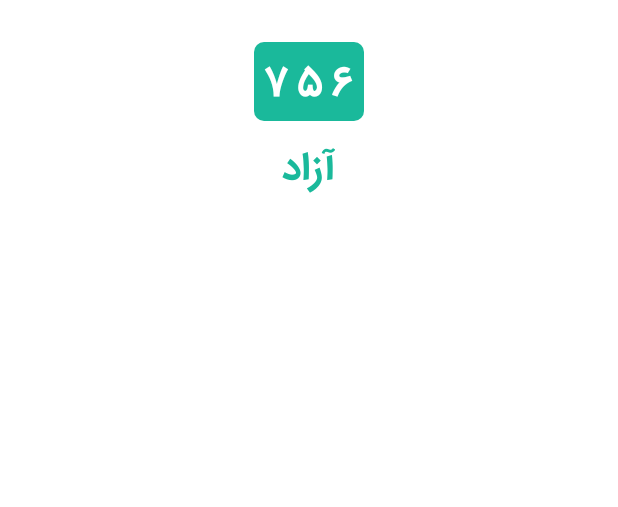
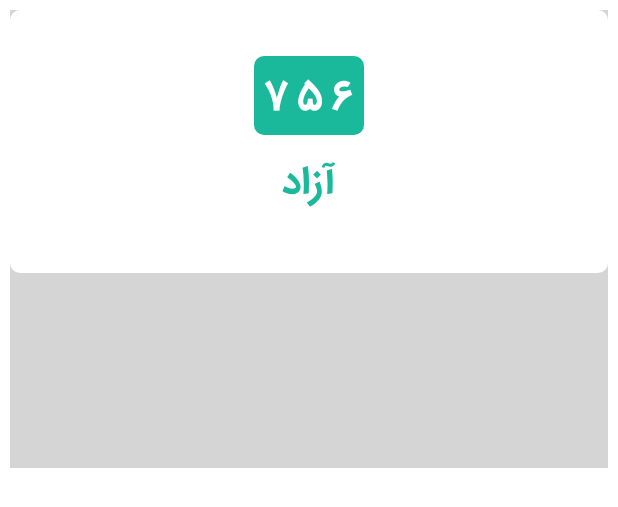
Before and after one commit to navidtahmaasbi/Java-xml-to-kotlin-jetpackcompose, an Android app: the layout free_park_item.xml on its own in the app's theme, with its tools: preview values and no code run, on a phone screen of 412 x 824 dp. Shown: the top 507 px of the screen. Run offline under Robolectric (Android 15) with nearby library versions, the phone set to English and light mode, and no system bars; network calls fail.

Commit message:
Add marginBottom to places list last row

```diff
--- a/app/src/main/res/layout/free_park_item.xml
+++ b/app/src/main/res/layout/free_park_item.xml
@@ -1,39 +1,55 @@
 <?xml version="1.0" encoding="utf-8"?>
 <LinearLayout xmlns:android="http://schemas.android.com/apk/res/android"
     android:layout_width="match_parent"
-    android:layout_height="@dimen/_120sdp"
+    android:layout_height="wrap_content"
+    android:layout_margin="@dimen/_5sdp"
+    android:gravity="center"
+    android:layoutDirection="ltr"
     android:orientation="vertical"
-    android:layout_margin="@dimen/_5sdp"
-    android:layoutDirection="ltr"
+    android:background="@color/gray">
+
+    <androidx.appcompat.widget.LinearLayoutCompat
         android:gravity="center"
-    android:background="@drawable/white_bg_5">
+        android:layout_width="match_parent"
+        android:layout_height="@dimen/_135sdp"
+        android:background="@drawable/white_bg_5"
+        android:orientation="vertical">
 
         <TextView
             android:id="@+id/place_number"
-        android:paddingRight="@dimen/_5sdp"
-        android:paddingLeft="@dimen/_5sdp"
-        android:background="@drawable/green_number_bg"
             android:layout_width="wrap_content"
             android:layout_height="wrap_content"
+            android:layout_marginBottom="@dimen/_5sdp"
+            android:background="@drawable/green_number_bg"
             android:fontFamily="@font/iran_sans_fa_num_bold"
             android:letterSpacing="0.2"
+            android:paddingLeft="@dimen/_5sdp"
+            android:paddingRight="@dimen/_5sdp"
             android:text="756"
             android:textColor="@color/white"
-        android:textSize="@dimen/_22sdp"
-        android:layout_marginBottom="@dimen/_5sdp"/>
+            android:textSize="@dimen/_22sdp" />
 
         <TextView
-        android:paddingRight="@dimen/_5sdp"
-        android:paddingLeft="@dimen/_5sdp"
             android:layout_width="wrap_content"
             android:layout_height="wrap_content"
             android:layout_marginLeft="@dimen/_10sdp"
             android:layout_marginRight="@dimen/_10sdp"
+            android:layout_marginBottom="@dimen/_5sdp"
             android:fontFamily="@font/iran_sans_fa_num_bold"
             android:letterSpacing="0.2"
+            android:paddingLeft="@dimen/_5sdp"
+            android:paddingRight="@dimen/_5sdp"
             android:text="آزاد"
             android:textColor="@color/green"
-        android:textSize="@dimen/_20sdp"
-        android:layout_marginBottom="@dimen/_5sdp"/>
+            android:textSize="@dimen/_20sdp" />
+
+    </androidx.appcompat.widget.LinearLayoutCompat>
+
+    <View
+        android:clickable="false"
+        android:id="@+id/bottom_padding"
+        android:layout_width="match_parent"
+        android:layout_height="@dimen/_100sdp"
+        android:background="@color/gray"/>
 
 </LinearLayout>
--- a/app/src/main/res/layout/full_park_item.xml
+++ b/app/src/main/res/layout/full_park_item.xml
@@ -311,5 +311,11 @@
 
     </LinearLayout>
 
+    <View
+        android:layout_width="match_parent"
+        android:layout_height="@dimen/_100sdp"
+        android:id="@+id/bottom_padding"
+        android:clickable="false"/>
+
 
 </LinearLayout>
```
Also changed, not shown: app/src/main/java/com/azarpark/watchman/adapters/ParkListAdapter.java (+9 -1 lines). Lines whose indentation alone changed are shown as unchanged.
